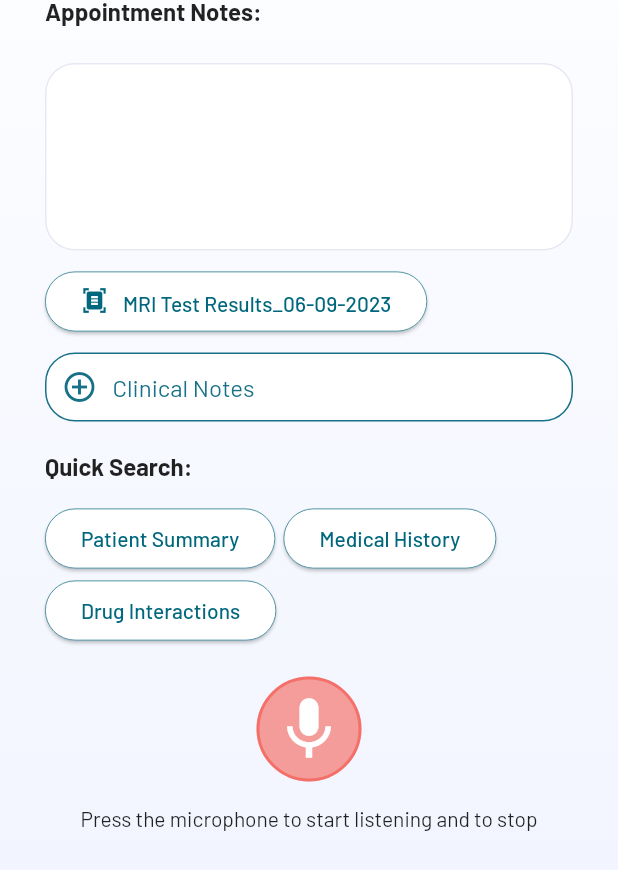
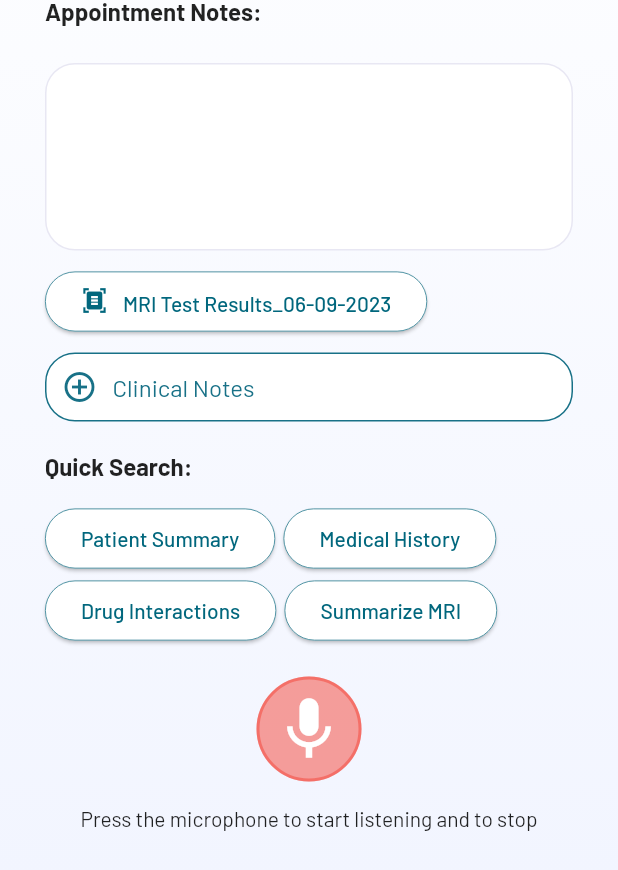
Before and after one commit to Matirix/Project_Gateway, a Flutter app: the AppointmentPage screen opened directly with empty values, scrolled down 206 dp, after a tap on "MRI Test Results_06-09-2023", on a phone screen of 412 x 824 dp. Shown: the top 870 px of the screen. Run offline on Flutter 3.47's test engine with Material 2 defaults, Android fonts, the phone set to English and light mode, and no system bars; our stand-ins replace flutter_secure_storage, flutter_svg, google_fonts, loading_animation_widget, speech_to_text; missing offline and left inert: flutter_pdfview, syncfusion_flutter_pdf; accounts and stored records are empty.

Commit message:
Pushing to main

```diff
--- a/lib/appointment_page.dart
+++ b/lib/appointment_page.dart
@@ -6,11 +6,12 @@ import 'package:path_provider/path_provider.dart';
 import 'package:flutter/material.dart';
 import 'package:prj_gateway/appointment.dart';
 import 'package:prj_gateway/utils/app_colors.dart';
-import 'package:prj_gateway/utils/pdfscreen.dart';
 import 'package:speech_to_text/speech_recognition_result.dart';
 import 'package:speech_to_text/speech_to_text.dart';
 import 'open_ai.dart';
 import 'package:syncfusion_flutter_pdf/pdf.dart';
+
+import 'utils/pdfscreen.dart';
 
 class AppointmentPage extends StatefulWidget {
   const AppointmentPage({super.key, required this.appointment});
@@ -21,6 +22,7 @@ class AppointmentPage extends StatefulWidget {
 }
 
 class _AppointmentPageState extends State<AppointmentPage> {
+  String extractedText = "";
   String name = "N/A";
   String notes = "";
   Future<String>? response;
@@ -76,6 +78,12 @@ class _AppointmentPageState extends State<AppointmentPage> {
 
   Future<void> getResponse(int prompt) async {
     response = callOpenAI(prompt, widget.appointment.patient!);
+    setState(() {});
+  }
+
+  Future<void> getTestResult(int prompt, String question) async {
+    response =
+        callOpenAI(prompt, widget.appointment.patient!, question: question);
     setState(() {});
   }
 
@@ -227,6 +235,12 @@ class _AppointmentPageState extends State<AppointmentPage> {
                 getResponse(2);
               },
               child: const Text("Drug Interactions")),
+          ElevatedButton(
+              onPressed: () {
+                print("LINE 240 $extractedText");
+                getTestResult(5, extractedText);
+              },
+              child: const Text("Summarize MRI")),
         ]),
       ],
     );
@@ -363,22 +377,21 @@ class _AppointmentPageState extends State<AppointmentPage> {
             child: ElevatedButton(
               onPressed: () {
                 if (pathPDF.isNotEmpty) {
-
                   //Load an existing PDF document.
                   PdfDocument document =
-                  PdfDocument(inputBytes: File(pathPDF).readAsBytesSync());
+                      PdfDocument(inputBytes: File(pathPDF).readAsBytesSync());
                   PdfTextExtractor extractor = PdfTextExtractor(document);
                   String text = extractor.extractText();
                   print("extracted data");
                   print(text);
+                  extractedText = text;
 
-
-                  // Navigator.push(
-                  //   context,
-                  //   MaterialPageRoute(
-                  //     builder: (context) => PDFScreen(path: pathPDF),
-                  //   ),
-                  // );
+                  Navigator.push(
+                    context,
+                    MaterialPageRoute(
+                      builder: (context) => PDFScreen(path: pathPDF),
+                    ),
+                  );
                 }
                 // Handle button click event
               },
```
